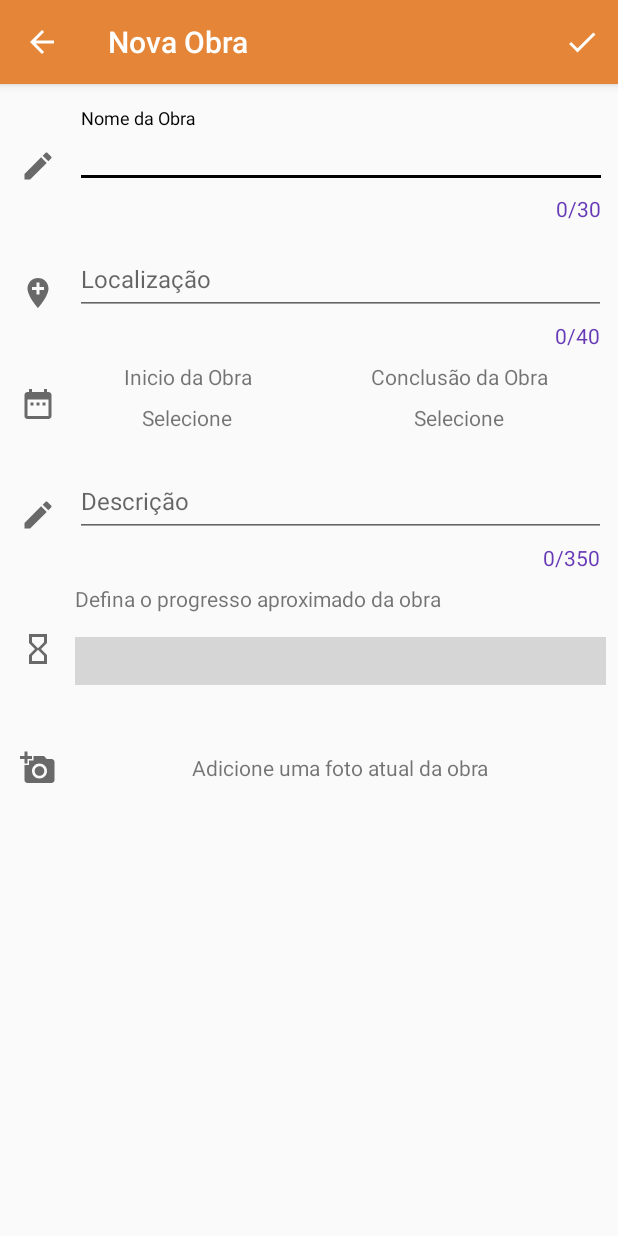
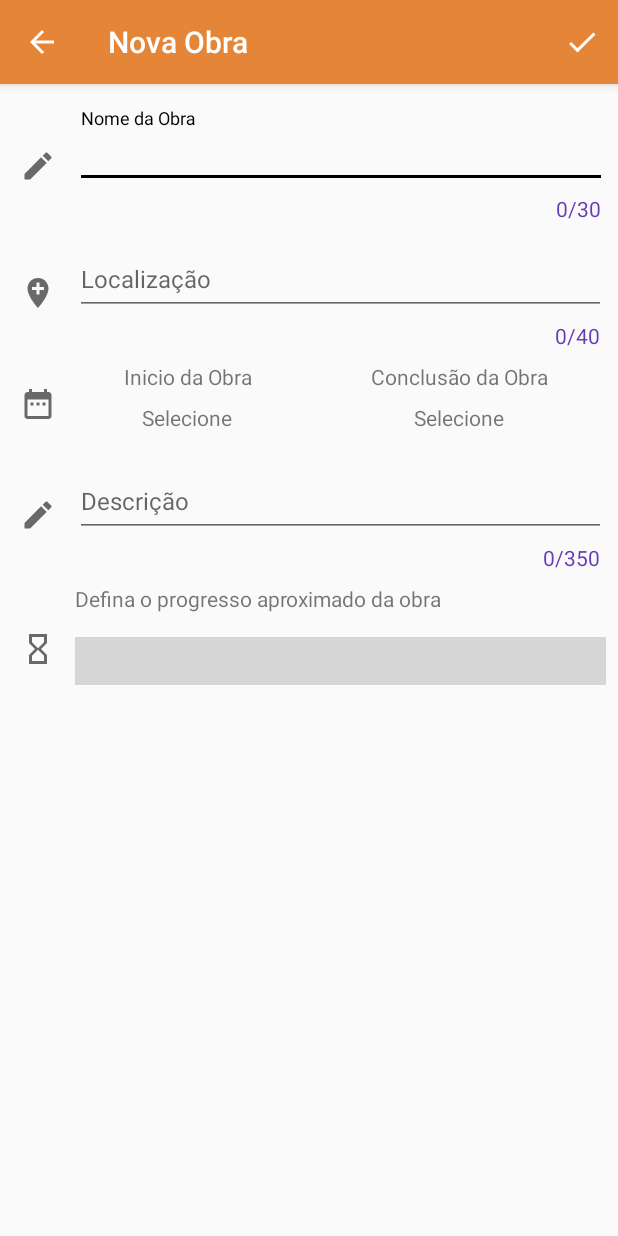
Before and after one commit to Rhenanrk/dedo-duro, an Android app: the NewRegisterActivity screen opened directly, with no data from a screen before it, on a phone screen of 412 x 824 dp. Run offline under Robolectric (Android 15) with nearby library versions, the phone set to English and light mode, and no system bars; our stand-ins replace Firebase (no records; nobody signed in at launch, a user with empty details on screens opened directly); libraries missing offline, so code that uses them is left out: com.afollestad.materialdialogs, com.xw.repo; plain views replace BubbleSeekBar; 2 statements that could not run were skipped; grey boxes are pictures that could not be loaded.

Commit message:
Removendo contexto de imagens
Co-Authored-By: Breno Gomes <gomesbreno@users.noreply.github.com>

```diff
--- a/Codigo/app/src/main/res/layout/activity_new_register.xml
+++ b/Codigo/app/src/main/res/layout/activity_new_register.xml
@@ -290,44 +290,5 @@
                 android:layout_gravity="center" />
         </LinearLayout>
 
-        <!--adicionando foto da obra-->
-        <LinearLayout
-            android:id="@+id/linearLayoutImagem"
-            android:layout_width="match_parent"
-            android:layout_height="wrap_content"
-            android:layout_centerInParent='true'
-            android:layout_marginEnd="8dp"
-            android:layout_marginStart="50dp"
-            android:layout_marginTop="8dp"
-            android:orientation="vertical"
-            app:layout_constraintEnd_toEndOf="parent"
-            app:layout_constraintStart_toStartOf="parent"
-            app:layout_constraintTop_toBottomOf="@+id/linearLayoutEdicaoProgresso_obra">
-
-            <TextView
-                android:id="@+id/textViewUpload_imagem"
-                android:layout_width="match_parent"
-                android:layout_height="55dp"
-                android:gravity="center"
-                android:text="@string/fotoObra" />
-        </LinearLayout>
-
-        <LinearLayout
-            android:layout_width="match_parent"
-            android:layout_height="80dp"
-            android:orientation="vertical"
-            android:layout_marginTop="8dp"
-            android:layout_marginStart="50dp"
-            android:layout_marginEnd="8dp"
-            app:layout_constraintTop_toBottomOf="@id/linearLayoutImagem"
-            app:layout_constraintLeft_toLeftOf="@+id/linearLayoutImagem">
-
-            <ImageView
-                android:id="@+id/imageViewImagem_obra"
-                android:layout_width="80dp"
-                android:layout_height="match_parent"
-                android:contentDescription="@string/contentDescriptionMiniatura" />
-
-        </LinearLayout>
     </android.support.constraint.ConstraintLayout>
 </ScrollView>
```
Also changed, not shown: Codigo/app/src/main/java/br/ufg/com/dedoduro/model/NewRegisterActivity.java (+27 -78 lines), Codigo/app/src/main/java/br/ufg/com/dedoduro/model/ObraFullDTO.java (+1 -10 lines).
